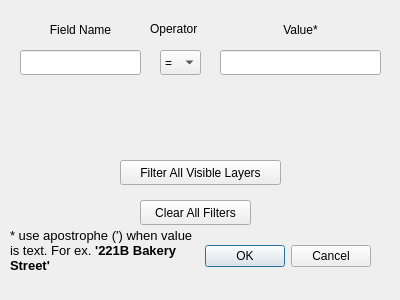
Old version of the form filter_multiple_layers_at_once_dialog_base.ui in the repository muratkendir/FilterLayersAtOnce.
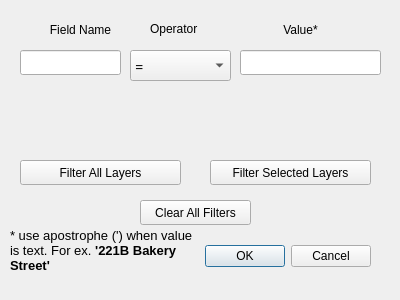
New version of the form.

Patch:
```diff
--- a/filter_multiple_layers_at_once_dialog_base.ui
+++ b/filter_multiple_layers_at_once_dialog_base.ui
@@ -48,12 +48,214 @@
   <widget class="QComboBox" name="comboBox">
    <property name="geometry">
     <rect>
-     <x>160</x>
+     <x>130</x>
      <y>50</y>
-     <width>41</width>
-     <height>25</height>
+     <width>101</width>
+     <height>31</height>
     </rect>
    </property>
+   <property name="minimumSize">
+    <size>
+     <width>0</width>
+     <height>0</height>
+    </size>
+   </property>
+   <property name="palette">
+    <palette>
+     <active>
+      <colorrole role="WindowText">
+       <brush brushstyle="SolidPattern">
+        <color alpha="255">
+         <red>0</red>
+         <green>0</green>
+         <blue>0</blue>
+        </color>
+       </brush>
+      </colorrole>
+      <colorrole role="Light">
+       <brush brushstyle="SolidPattern">
+        <color alpha="255">
+         <red>255</red>
+         <green>255</green>
+         <blue>255</blue>
+        </color>
+       </brush>
+      </colorrole>
+      <colorrole role="Dark">
+       <brush brushstyle="SolidPattern">
+        <color alpha="255">
+         <red>186</red>
+         <green>189</green>
+         <blue>182</blue>
+        </color>
+       </brush>
+      </colorrole>
+      <colorrole role="Text">
+       <brush brushstyle="SolidPattern">
+        <color alpha="255">
+         <red>0</red>
+         <green>0</green>
+         <blue>0</blue>
+        </color>
+       </brush>
+      </colorrole>
+      <colorrole role="ButtonText">
+       <brush brushstyle="SolidPattern">
+        <color alpha="255">
+         <red>0</red>
+         <green>0</green>
+         <blue>0</blue>
+        </color>
+       </brush>
+      </colorrole>
+      <colorrole role="PlaceholderText">
+       <brush brushstyle="SolidPattern">
+        <color alpha="128">
+         <red>0</red>
+         <green>0</green>
+         <blue>0</blue>
+        </color>
+       </brush>
+      </colorrole>
+     </active>
+     <inactive>
+      <colorrole role="WindowText">
+       <brush brushstyle="SolidPattern">
+        <color alpha="255">
+         <red>0</red>
+         <green>0</green>
+         <blue>0</blue>
+        </color>
+       </brush>
+      </colorrole>
+      <colorrole role="Light">
+       <brush brushstyle="SolidPattern">
+        <color alpha="255">
+         <red>255</red>
+         <green>255</green>
+         <blue>255</blue>
+        </color>
+       </brush>
+      </colorrole>
+      <colorrole role="Dark">
+       <brush brushstyle="SolidPattern">
+        <color alpha="255">
+         <red>186</red>
+         <green>189</green>
+         <blue>182</blue>
+        </color>
+       </brush>
+      </colorrole>
+      <colorrole role="Text">
+       <brush brushstyle="SolidPattern">
+        <color alpha="255">
+         <red>0</red>
+         <green>0</green>
+         <blue>0</blue>
+        </color>
+       </brush>
+      </colorrole>
+      <colorrole role="ButtonText">
+       <brush brushstyle="SolidPattern">
+        <color alpha="255">
+         <red>0</red>
+         <green>0</green>
+         <blue>0</blue>
+        </color>
+       </brush>
+      </colorrole>
+      <colorrole role="PlaceholderText">
+       <brush brushstyle="SolidPattern">
+        <color alpha="128">
+         <red>0</red>
+         <green>0</green>
+         <blue>0</blue>
+        </color>
+       </brush>
+      </colorrole>
+     </inactive>
+     <disabled>
+      <colorrole role="WindowText">
+       <brush brushstyle="SolidPattern">
+        <color alpha="255">
+         <red>186</red>
+         <green>189</green>
+         <blue>182</blue>
+        </color>
+       </brush>
+      </colorrole>
+      <colorrole role="Light">
+       <brush brushstyle="SolidPattern">
+        <color alpha="255">
+         <red>255</red>
+         <green>255</green>
+         <blue>255</blue>
+        </color>
+       </brush>
+      </colorrole>
+      <colorrole role="Dark">
+       <brush brushstyle="SolidPattern">
+        <color alpha="255">
+         <red>186</red>
+         <green>189</green>
+         <blue>182</blue>
+        </color>
+       </brush>
+      </colorrole>
+      <colorrole role="Text">
+       <brush brushstyle="SolidPattern">
+        <color alpha="255">
+         <red>186</red>
+         <green>189</green>
+         <blue>182</blue>
+        </color>
+       </brush>
+      </colorrole>
+      <colorrole role="ButtonText">
+       <brush brushstyle="SolidPattern">
+        <color alpha="255">
+         <red>186</red>
+         <green>189</green>
+         <blue>182</blue>
+        </color>
+       </brush>
+      </colorrole>
+      <colorrole role="PlaceholderText">
+       <brush brushstyle="SolidPattern">
+        <color alpha="128">
+         <red>0</red>
+         <green>0</green>
+         <blue>0</blue>
+        </color>
+       </brush>
+      </colorrole>
+     </disabled>
+    </palette>
+   </property>
+   <property name="font">
+    <font>
+     <family>Serif</family>
+     <pointsize>11</pointsize>
+     <weight>75</weight>
+     <bold>true</bold>
+     <kerning>false</kerning>
+    </font>
+   </property>
+   <property name="focusPolicy">
+    <enum>Qt::NoFocus</enum>
+   </property>
+   <property name="contextMenuPolicy">
+    <enum>Qt::DefaultContextMenu</enum>
+   </property>
+   <property name="layoutDirection">
+    <enum>Qt::LeftToRight</enum>
+   </property>
+   <property name="autoFillBackground">
+    <bool>false</bool>
+   </property>
+   <property name="frame">
+    <bool>true</bool>
+   </property>
    <item>
     <property name="text">
      <string>=</string>
@@ -134,7 +336,7 @@
     <rect>
      <x>20</x>
      <y>50</y>
-     <width>121</width>
+     <width>101</width>
      <height>25</height>
     </rect>
    </property>
@@ -142,9 +344,9 @@
   <widget class="QLineEdit" name="lineEdit_value">
    <property name="geometry">
     <rect>
-     <x>220</x>
+     <x>240</x>
      <y>50</y>
-     <width>161</width>
+     <width>141</width>
      <height>25</height>
     </rect>
    </property>
@@ -152,14 +354,14 @@
   <widget class="QPushButton" name="pushButton">
    <property name="geometry">
     <rect>
-     <x>120</x>
+     <x>20</x>
      <y>160</y>
      <width>161</width>
      <height>25</height>
     </rect>
    </property>
    <property name="text">
-    <string>Filter All Visible Layers</string>
+    <string>Filter All Layers</string>
    </property>
   </widget>
   <widget class="QLabel" name="label">
@@ -195,6 +397,19 @@
     <string>Clear All Filters</string>
    </property>
   </widget>
+  <widget class="QPushButton" name="pushButton_3">
+   <property name="geometry">
+    <rect>
+     <x>210</x>
+     <y>160</y>
+     <width>161</width>
+     <height>25</height>
+    </rect>
+   </property>
+   <property name="text">
+    <string>Filter Selected Layers</string>
+   </property>
+  </widget>
  </widget>
  <resources/>
  <connections>
```
Left out of the diff: 18 changed lines with no effect on the pictures.
